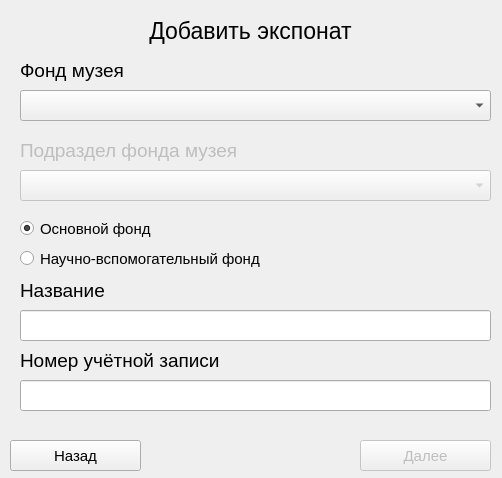
This is Emook_code/Resourses/Доп прога/Workspace/addForm.ui in Shoker2/Emook as Qt 5 draws it before an edit. The edited form follows.
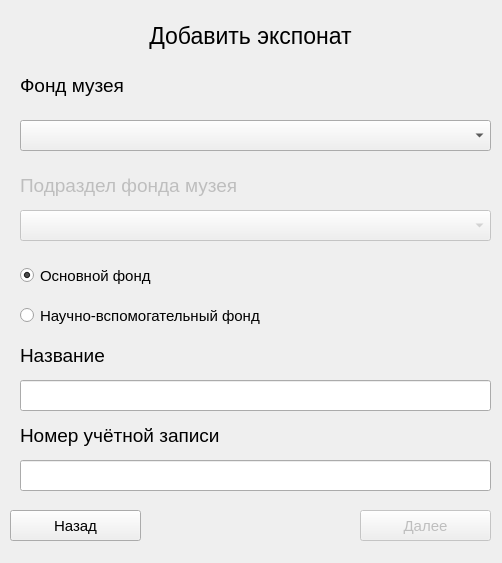
This is the edited form.

```diff
--- a/Emook_code/Resourses/Доп прога/Workspace/addForm.ui
+++ b/Emook_code/Resourses/Доп прога/Workspace/addForm.ui
@@ -7,7 +7,7 @@
     <x>0</x>
     <y>0</y>
     <width>502</width>
-    <height>478</height>
+    <height>563</height>
    </rect>
   </property>
   <property name="windowTitle">
@@ -22,7 +22,7 @@
      <x>10</x>
      <y>15</y>
      <width>481</width>
-     <height>31</height>
+     <height>41</height>
     </rect>
    </property>
    <property name="font">
@@ -41,9 +41,9 @@
    <property name="geometry">
     <rect>
      <x>20</x>
-     <y>60</y>
-     <width>231</width>
-     <height>21</height>
+     <y>70</y>
+     <width>471</width>
+     <height>31</height>
     </rect>
    </property>
    <property name="font">
@@ -59,7 +59,7 @@
    <property name="geometry">
     <rect>
      <x>20</x>
-     <y>90</y>
+     <y>120</y>
      <width>471</width>
      <height>31</height>
     </rect>
@@ -94,9 +94,9 @@
    <property name="geometry">
     <rect>
      <x>20</x>
-     <y>140</y>
-     <width>231</width>
-     <height>21</height>
+     <y>170</y>
+     <width>461</width>
+     <height>31</height>
     </rect>
    </property>
    <property name="font">
@@ -115,7 +115,7 @@
    <property name="geometry">
     <rect>
      <x>20</x>
-     <y>170</y>
+     <y>210</y>
      <width>471</width>
      <height>31</height>
     </rect>
@@ -147,9 +147,9 @@
    <property name="geometry">
     <rect>
      <x>20</x>
-     <y>220</y>
-     <width>141</width>
-     <height>17</height>
+     <y>260</y>
+     <width>471</width>
+     <height>31</height>
     </rect>
    </property>
    <property name="font">
@@ -168,9 +168,9 @@
    <property name="geometry">
     <rect>
      <x>20</x>
-     <y>250</y>
-     <width>271</width>
-     <height>17</height>
+     <y>300</y>
+     <width>471</width>
+     <height>31</height>
     </rect>
    </property>
    <property name="font">
@@ -192,7 +192,7 @@
    <property name="geometry">
     <rect>
      <x>360</x>
-     <y>440</y>
+     <y>510</y>
      <width>131</width>
      <height>31</height>
     </rect>
@@ -210,7 +210,7 @@
    <property name="geometry">
     <rect>
      <x>10</x>
-     <y>440</y>
+     <y>510</y>
      <width>131</width>
      <height>31</height>
     </rect>
@@ -228,7 +228,7 @@
    <property name="geometry">
     <rect>
      <x>20</x>
-     <y>310</y>
+     <y>380</y>
      <width>471</width>
      <height>31</height>
     </rect>
@@ -246,9 +246,9 @@
    <property name="geometry">
     <rect>
      <x>20</x>
-     <y>280</y>
-     <width>291</width>
-     <height>21</height>
+     <y>340</y>
+     <width>471</width>
+     <height>31</height>
     </rect>
    </property>
    <property name="font">
@@ -264,9 +264,9 @@
    <property name="geometry">
     <rect>
      <x>20</x>
-     <y>350</y>
-     <width>291</width>
-     <height>21</height>
+     <y>420</y>
+     <width>461</width>
+     <height>31</height>
     </rect>
    </property>
    <property name="font">
@@ -282,7 +282,7 @@
    <property name="geometry">
     <rect>
      <x>20</x>
-     <y>380</y>
+     <y>460</y>
      <width>471</width>
      <height>31</height>
     </rect>
```
